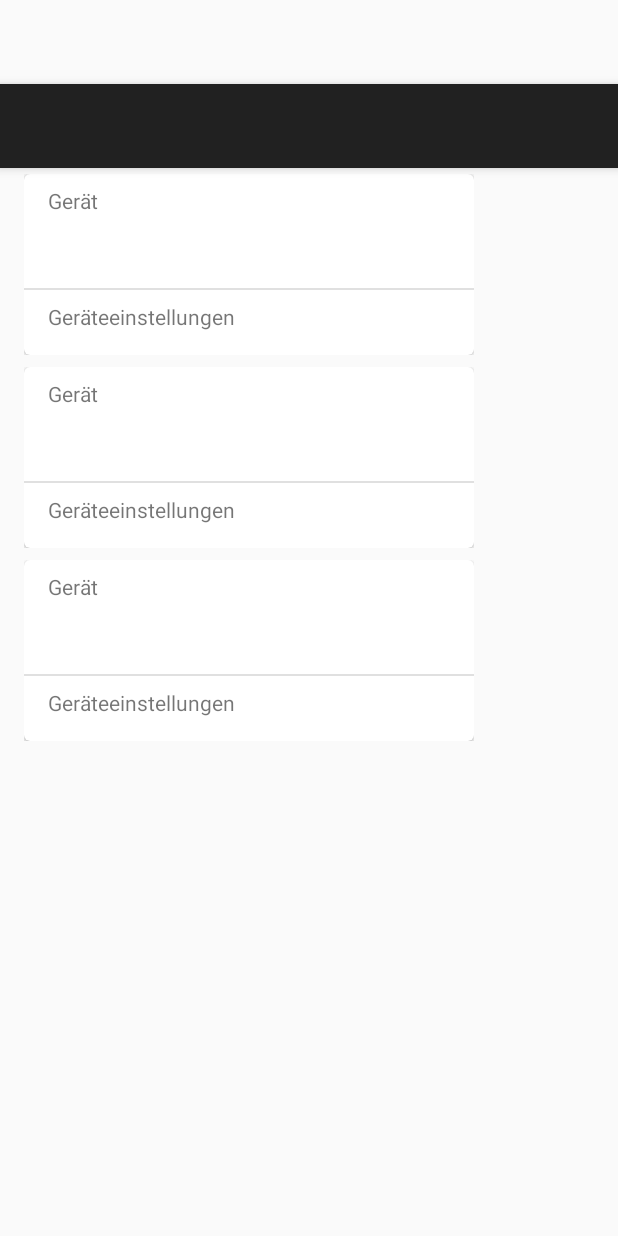
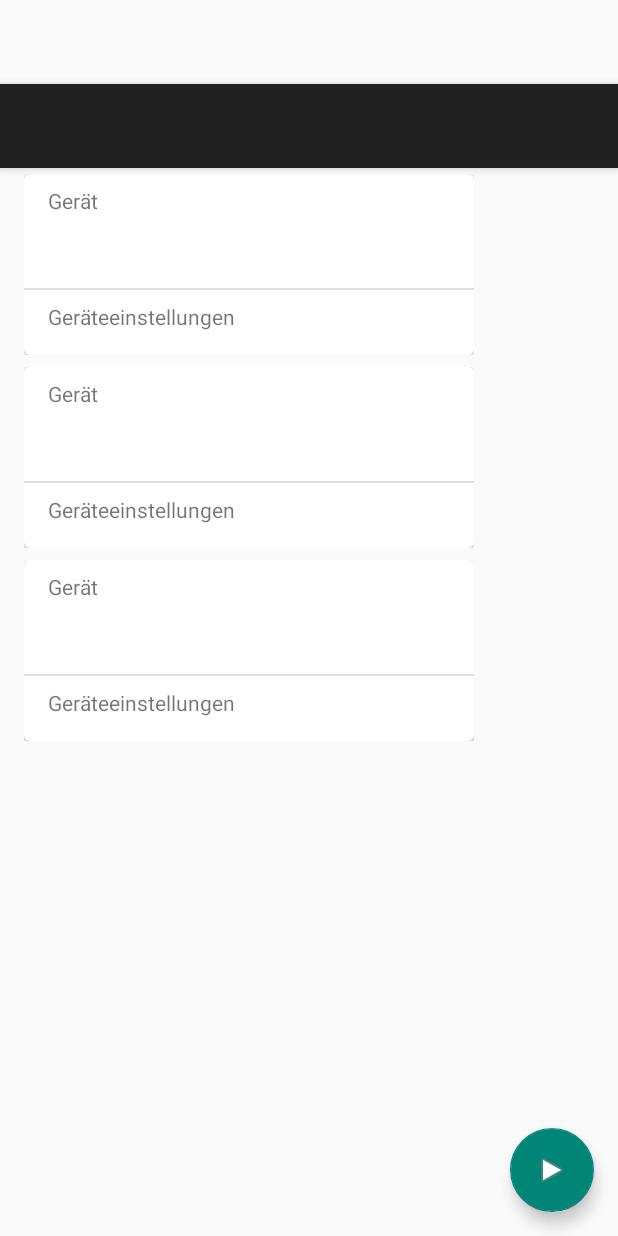
Before and after one commit to rene-anderes/TrejnadoApp, an Android app: the layout activity_program.xml on its own in the app's theme, with its tools: preview values and no code run, on a phone screen of 412 x 824 dp. Run offline under Robolectric (Android 15) with nearby library versions, the phone set to English and light mode, and no system bars; Roboto replaces fonts that are not available here.

```diff
--- a/trejnadoApp/src/main/java/org/anderes/app/trejnado/TrainingSession.kt
+++ b/trejnadoApp/src/main/java/org/anderes/app/trejnado/TrainingSession.kt
@@ -1,12 +1,15 @@
 package org.anderes.app.trejnado
 
 import com.google.firebase.database.IgnoreExtraProperties
+import java.util.*
 
 @IgnoreExtraProperties
 class TrainingSession {
 
     var trainingDate: Long = 0
-    var units: List<TrainingUnit> = emptyList();
+    var units: List<TrainingUnit> = emptyList()
+    var id: String = UUID.randomUUID().toString()
+    var done: Boolean = false
 
     constructor()
 }
--- a/trejnadoApp/src/main/res/layout/activity_program.xml
+++ b/trejnadoApp/src/main/res/layout/activity_program.xml
@@ -25,7 +25,7 @@
     <FrameLayout
             android:layout_width="match_parent"
             android:layout_height="match_parent"
-                app:layout_behavior="@string/appbar_scrolling_view_behavior">
+            app:layout_behavior="@string/appbar_scrolling_view_behavior" android:id="@+id/frameLayout">
 
         <android.support.v7.widget.RecyclerView
                 xmlns:android="http://schemas.android.com/apk/res/android"
@@ -40,5 +40,13 @@
                 tools:context=".gui.ProgramActivity"
                 tools:listitem="@layout/program_item"/>
     </FrameLayout>
+    <android.support.design.widget.FloatingActionButton
+            android:layout_width="match_parent"
+            android:layout_height="wrap_content"
+            app:srcCompat="@android:drawable/ic_media_play"
+            android:id="@+id/playSessionActionButton"
+            app:layout_anchorGravity="right|bottom"
+            app:layout_anchor="@+id/frameLayout"
+            android:layout_margin="@dimen/fab_margin"/>
 
 </android.support.design.widget.CoordinatorLayout>
--- /dev/null
+++ b/trejnadoApp/src/main/res/layout/machine_settings_view.xml
@@ -0,0 +1,14 @@
+<?xml version="1.0" encoding="utf-8"?>
+
+<android.support.v7.widget.RecyclerView
+    xmlns:android="http://schemas.android.com/apk/res/android"
+    xmlns:app="http://schemas.android.com/apk/res-auto"
+    xmlns:tools="http://schemas.android.com/tools"
+    android:layout_width="match_parent"
+    android:layout_height="match_parent"
+    android:paddingLeft="16dp"
+    android:paddingRight="16dp"
+    app:layoutManager="android.support.v7.widget.LinearLayoutManager"
+    tools:context=".gui.ProgramActivity"
+    tools:listitem="@layout/machine_setting_item"
+    android:id="@+id/machine_settings_view_id" android:paddingBottom="16dp"/>
--- a/trejnadoApp/src/main/res/layout/program_item.xml
+++ b/trejnadoApp/src/main/res/layout/program_item.xml
@@ -32,9 +32,7 @@
                     android:id="@+id/program_machine_name_id"
                     android:layout_width="match_parent"
                     android:layout_height="wrap_content"
-                    style="@android:style/TextAppearance.Material.Large"
-                    android:textSize="24sp"
-                    android:textStyle="bold"
+                    style="@style/MachineName"
                     android:gravity="center_horizontal" android:layout_marginLeft="16dp"
                     android:layout_marginRight="16dp" android:layout_marginBottom="16dp"/>
             <View
@@ -50,15 +48,8 @@
                     android:id="@+id/program_machine_settings"
                     android:paddingLeft="16dp"
                     android:paddingRight="16dp" android:paddingTop="8dp"/>
-            <android.support.v7.widget.RecyclerView
-                    android:layout_width="match_parent"
-                    android:layout_height="match_parent"
-                    android:paddingLeft="16dp"
-                    android:paddingRight="16dp"
-                    app:layoutManager="android.support.v7.widget.LinearLayoutManager"
-                    tools:context=".gui.ProgramActivity"
-                    tools:listitem="@layout/machine_setting_item"
-                    android:id="@+id/machine_settings_view_id" android:paddingBottom="16dp"/>
+
+            <include layout="@layout/machine_settings_view" />
 
         </LinearLayout>
 
--- a/trejnadoApp/src/main/res/values/dimens.xml
+++ b/trejnadoApp/src/main/res/values/dimens.xml
@@ -1,3 +1,4 @@
 <resources>
     <dimen name="fab_margin">16dp</dimen>
+    <dimen name="trejnado_font_large">24sp</dimen>
 </resources>
--- a/trejnadoApp/src/main/res/values/strings.xml
+++ b/trejnadoApp/src/main/res/values/strings.xml
@@ -5,4 +5,9 @@
     <string name="programlist">Trainingsprogramme</string>
     <string name="text_machine_settings">Geräteeinstellungen</string>
     <string name="text_machine">Gerät</string>
+    <string name="title_activity_play_session">PlaySessionActivity</string>
+    <string name="text_weight">Gewicht</string>
+    <string name="text_time">Zeit</string>
+    <string name="text_lasttime">letztes Mal</string>
+    <string name="text_stopwatch">Stoppuhr</string>
 </resources>
--- a/trejnadoApp/src/main/res/values/styles.xml
+++ b/trejnadoApp/src/main/res/values/styles.xml
@@ -14,4 +14,17 @@
 
     <style name="AppTheme.PopupOverlay" parent="ThemeOverlay.AppCompat.Light"/>
 
+    <style name="MachineName" parent="@android:style/TextAppearance.Material.Large">
+        <item name="android:textSize">@dimen/trejnado_font_large</item>
+        <item name="android:textStyle">bold</item>
+    </style>
+
+    <style name="MachineInput" parent="@android:style/TextAppearance.Material.Large">
+        <item name="android:textSize">@dimen/trejnado_font_large</item>
+    </style>
+
+    <style name="MachineValues" parent="@android:style/TextAppearance.Material.Large">
+        <item name="android:textSize">@dimen/trejnado_font_large</item>
+    </style>
+
 </resources>
```
Also changed, not shown: trejnadoApp/src/main/AndroidManifest.xml (+14 -5 lines), trejnadoApp/src/main/java/org/anderes/app/trejnado/gui/PlaySessionActivity.kt (added, +25 -0 lines), trejnadoApp/src/main/java/org/anderes/app/trejnado/gui/ProgramActivity.kt (+7 -0 lines), trejnadoApp/src/main/res/layout/activity_play_session.xml (added, +34 -0 lines), trejnadoApp/src/main/res/layout/content_play_session.xml (added, +133 -0 lines), 1 other file. Lines whose indentation alone changed are shown as unchanged.
